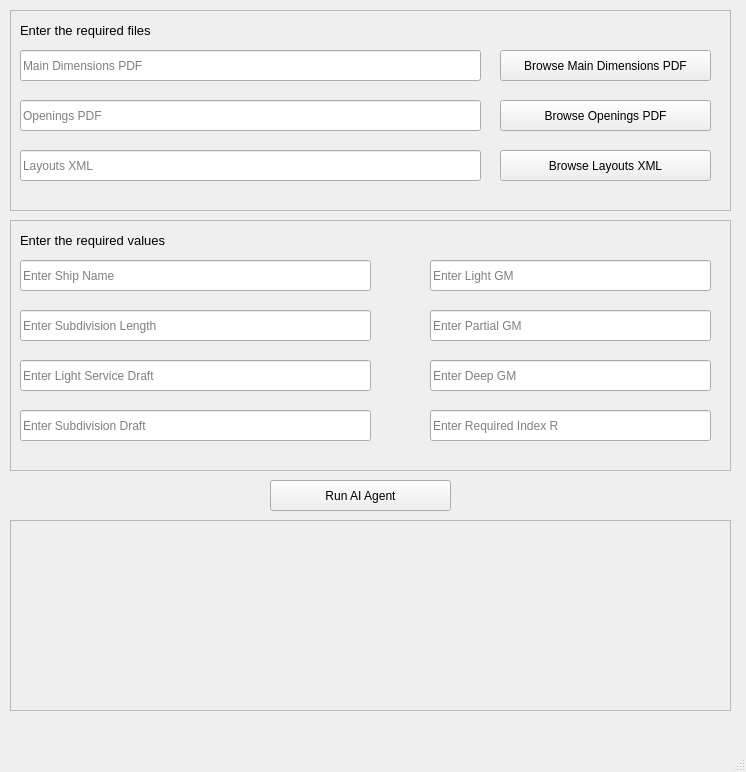
Qt form src/app/ui/agentMainWindow.ui (Conoship/pias) before a commit.
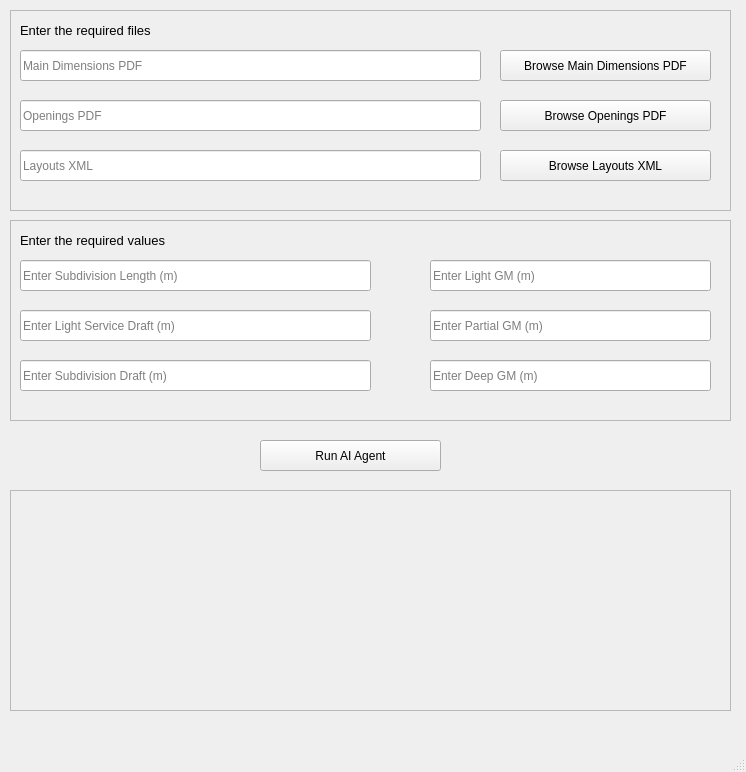
The same form after that commit.

Commit message: Modified the UI according to the client meeting feedback and the respective backend code

The edit to the form file:
```diff
--- a/src/app/ui/agentMainWindow.ui
+++ b/src/app/ui/agentMainWindow.ui
@@ -17,8 +17,8 @@
    <widget class="QPushButton" name="runBtn">
     <property name="geometry">
      <rect>
-      <x>270</x>
-      <y>480</y>
+      <x>260</x>
+      <y>440</y>
       <width>181</width>
       <height>31</height>
      </rect>
@@ -163,7 +163,7 @@
       <x>10</x>
       <y>220</y>
       <width>721</width>
-      <height>251</height>
+      <height>201</height>
      </rect>
     </property>
     <property name="frameShape">
@@ -176,7 +176,7 @@
      <property name="geometry">
       <rect>
        <x>10</x>
-       <y>90</y>
+       <y>40</y>
        <width>351</width>
        <height>31</height>
       </rect>
@@ -185,7 +185,7 @@
       <bool>false</bool>
      </property>
      <property name="placeholderText">
-      <string>Enter Subdivision Length</string>
+      <string>Enter Subdivision Length (m)</string>
      </property>
      <property name="clearButtonEnabled">
       <bool>true</bool>
@@ -204,7 +204,7 @@
       <bool>false</bool>
      </property>
      <property name="placeholderText">
-      <string>Enter Light GM</string>
+      <string>Enter Light GM (m)</string>
      </property>
      <property name="clearButtonEnabled">
       <bool>true</bool>
@@ -214,7 +214,7 @@
      <property name="geometry">
       <rect>
        <x>10</x>
-       <y>190</y>
+       <y>140</y>
        <width>351</width>
        <height>31</height>
       </rect>
@@ -223,7 +223,7 @@
       <bool>false</bool>
      </property>
      <property name="placeholderText">
-      <string>Enter Subdivision Draft</string>
+      <string>Enter Subdivision Draft (m)</string>
      </property>
      <property name="clearButtonEnabled">
       <bool>true</bool>
@@ -233,7 +233,7 @@
      <property name="geometry">
       <rect>
        <x>10</x>
-       <y>140</y>
+       <y>90</y>
        <width>351</width>
        <height>31</height>
       </rect>
@@ -242,7 +242,7 @@
       <bool>false</bool>
      </property>
      <property name="placeholderText">
-      <string>Enter Light Service Draft</string>
+      <string>Enter Light Service Draft (m)</string>
      </property>
      <property name="clearButtonEnabled">
       <bool>true</bool>
@@ -266,25 +266,6 @@
       <string>Enter the required values</string>
      </property>
     </widget>
-    <widget class="QLineEdit" name="shipNameLineEdit">
-     <property name="geometry">
-      <rect>
-       <x>10</x>
-       <y>40</y>
-       <width>351</width>
-       <height>31</height>
-      </rect>
-     </property>
-     <property name="readOnly">
-      <bool>false</bool>
-     </property>
-     <property name="placeholderText">
-      <string>Enter Ship Name</string>
-     </property>
-     <property name="clearButtonEnabled">
-      <bool>true</bool>
-     </property>
-    </widget>
     <widget class="QLineEdit" name="deepGMLineEdit">
      <property name="geometry">
       <rect>
@@ -298,7 +279,7 @@
       <bool>false</bool>
      </property>
      <property name="placeholderText">
-      <string>Enter Deep GM</string>
+      <string>Enter Deep GM (m)</string>
      </property>
      <property name="clearButtonEnabled">
       <bool>true</bool>
@@ -317,26 +298,7 @@
       <bool>false</bool>
      </property>
      <property name="placeholderText">
-      <string>Enter Partial GM</string>
-     </property>
-     <property name="clearButtonEnabled">
-      <bool>true</bool>
-     </property>
-    </widget>
-    <widget class="QLineEdit" name="requiredIndexLineEdit">
-     <property name="geometry">
-      <rect>
-       <x>420</x>
-       <y>190</y>
-       <width>281</width>
-       <height>31</height>
-      </rect>
-     </property>
-     <property name="readOnly">
-      <bool>false</bool>
-     </property>
-     <property name="placeholderText">
-      <string>Enter Required Index R</string>
+      <string>Enter Partial GM (m)</string>
      </property>
      <property name="clearButtonEnabled">
       <bool>true</bool>
@@ -347,9 +309,9 @@
     <property name="geometry">
      <rect>
       <x>10</x>
-      <y>520</y>
+      <y>490</y>
       <width>721</width>
-      <height>191</height>
+      <height>221</height>
      </rect>
     </property>
     <property name="frameShape">
```
The commit also changes 4 other files.
